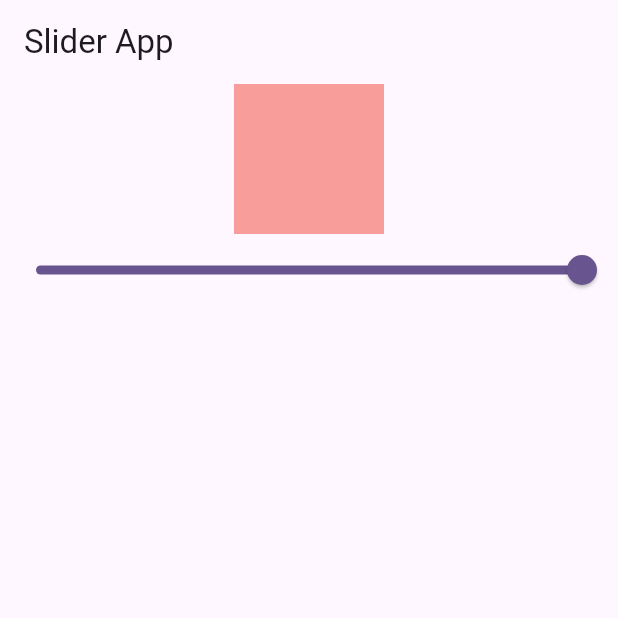
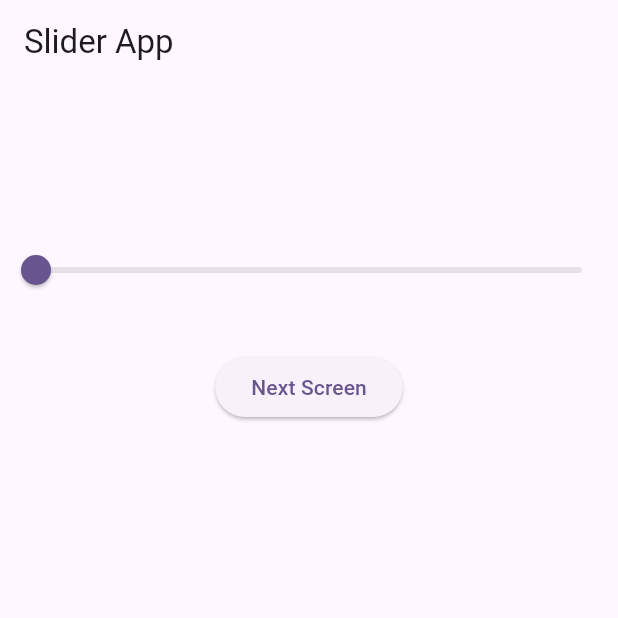
Before and after one commit to skyyygal/Riverpod-Series, a Flutter app: the screen it shows after launch, on a phone screen of 412 x 824 dp, the top half of it. Run offline on Flutter 3.47's test engine with Material 3 defaults, Android fonts, the phone set to English and light mode, and no system bars; our stand-ins replace flutter_riverpod, riverpod.

Commit message:
Slider App and counter app

```diff
--- a/lib/home_screen.dart
+++ b/lib/home_screen.dart
@@ -7,25 +7,61 @@ class HomeScreen extends ConsumerWidget {
 
   @override
   Widget build(BuildContext context, WidgetRef ref) {
-    final slider = ref.watch(sliderProvider);
+    print("object");
     return Scaffold(
       appBar: AppBar(title: Text("Slider App")),
       body: Column(
         children: [
-          Container(
-            height: 100,
-            width: 100,
-            color: Colors.red.withOpacity(0.5),
+          Consumer(
+            builder: (context, ref, child) {
+              final slider = ref.watch(sliderProvider);
+              print("container");
+              return Container(
+                height: 100,
+                width: 100,
+                color: Colors.red.withOpacity(slider),
+              );
+            },
           ),
-          Slider(value: 1, onChanged: (value) {}),
+
+          Consumer(
+            builder: (context, ref, child) {
+              final slider = ref.watch(sliderProvider);
+              print("slider");
+              return Slider(
+                value: slider,
+                onChanged: (value) {
+                  ref.read(sliderProvider.notifier).state = value;
+                },
+              );
+            },
+          ),
+          SizedBox(height: 30),
+          ElevatedButton(
+            onPressed: () {
+              Navigator.push(
+                context,
+                MaterialPageRoute(builder: (context) => HomeScreen2()),
+              );
+            },
+            child: Text("Next Screen"),
+          ),
         ],
       ),
     );
   }
 }
 
-/* class HomeScreen extends ConsumerWidget {
-  const HomeScreen({super.key});
+final counter = StateProvider<int>((ref) {
+  return 0;
+});
+final switchProvider = StateProvider<bool>((ref) {
+  return true;
+});
+
+// /*
+class HomeScreen2 extends ConsumerWidget {
+  const HomeScreen2({super.key});
 
   @override
   Widget build(BuildContext context, WidgetRef ref) {
@@ -50,7 +86,6 @@ class HomeScreen extends ConsumerWidget {
                 value: didSwitch,
                 onChanged: (value) {
                   ref.read(switchProvider.notifier).state = value;
-
                 },
               );
             },
@@ -61,18 +96,19 @@ class HomeScreen extends ConsumerWidget {
             children: [
               ElevatedButton(
                 onPressed: () {
-                  ref.read(counter.notifier).state++;
-                },
-                child: Text("+", style: TextStyle(fontSize: 30)),
-              ),
-              SizedBox(width: 10),
-              ElevatedButton(
-                onPressed: () {
                   if (ref.read(counter) > 0) {
                     ref.read(counter.notifier).state--;
                   }
                 },
                 child: Text("-", style: TextStyle(fontSize: 30)),
+              ),
+              SizedBox(width: 10),
+
+              ElevatedButton(
+                onPressed: () {
+                  ref.read(counter.notifier).state++;
+                },
+                child: Text("+", style: TextStyle(fontSize: 30)),
               ),
             ],
           ),
@@ -80,4 +116,6 @@ class HomeScreen extends ConsumerWidget {
       ),
     );
   }
-}*/
+}
+
+// */
```
